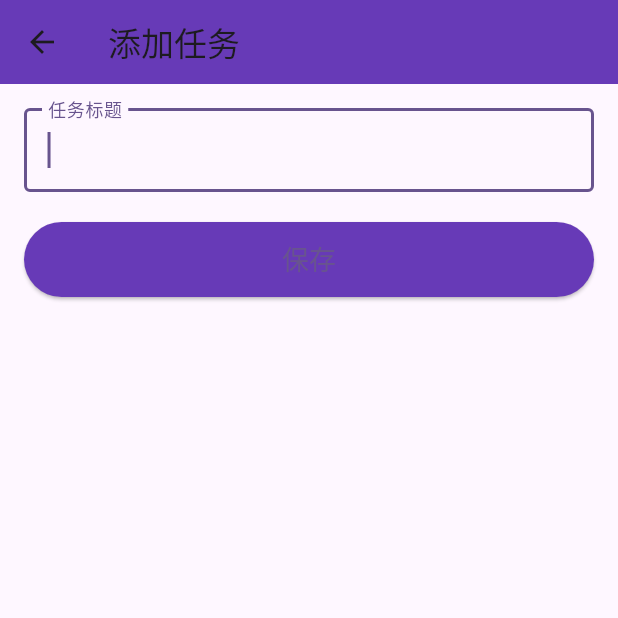
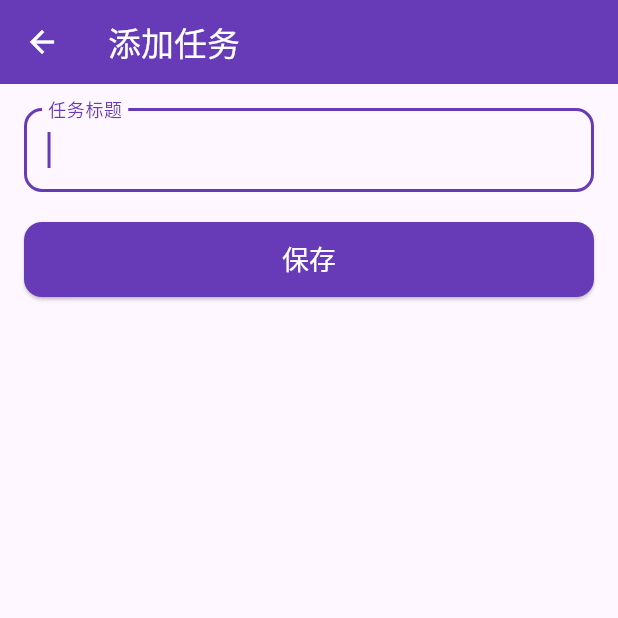
Before and after one commit to qixin1106/flutter_todo_seed_05, a Flutter app: the screen it shows after launch, after a tap on the "add" icon, on a phone screen of 412 x 824 dp, the top half of it. Run offline on Flutter 3.47's test engine with Material 3 defaults, Android fonts, the phone set to English and light mode, and no system bars; our stand-ins replace get, hive, hive_flutter; accounts and stored records are empty.

Commit message:
使用 Flutter 结合 GetX 框架对现有项目改造，以分层架构（GetView、Binding、Controller）+ 命名路由管理页面，通过独立类实现适配 iOS 明暗模式的 Material3 风格 UI，开发包含圆角卡片样式待办列表（按创建时间倒序排列）、关键词实时防抖搜索筛选、点击切换完成状态功能的待办应用，并通过 Hive 实现数据持久化。

```diff
--- /dev/null
+++ b/lib/bindings/add_task_binding.dart
@@ -0,0 +1,9 @@
+import 'package:get/get.dart';
+import '../controllers/add_task_controller.dart';
+
+class AddTaskBinding extends Bindings {
+  @override
+  void dependencies() {
+    Get.lazyPut<AddTaskController>(() => AddTaskController());
+  }
+}
--- /dev/null
+++ b/lib/bindings/task_list_binding.dart
@@ -0,0 +1,9 @@
+import 'package:get/get.dart';
+import '../controllers/task_list_controller.dart';
+
+class TaskListBinding extends Bindings {
+  @override
+  void dependencies() {
+    Get.lazyPut<TaskListController>(() => TaskListController());
+  }
+}
--- /dev/null
+++ b/lib/controllers/task_list_controller.dart
@@ -0,0 +1,51 @@
+import 'package:get/get.dart';
+import 'package:hive/hive.dart';
+import '../models/task.dart';
+import '../services/hive_service.dart';
+
+class TaskListController extends GetxController {
+  final _tasks = <Task>[].obs;
+  final _searchQuery = ''.obs;
+  final _debouncedSearchQuery = ''.obs;
+  late Box<Task> _taskBox;
+
+  List<Task> get tasks => _debouncedSearchQuery.value.isEmpty
+      ? _tasks
+      : _tasks.where((task) => task.title.toLowerCase().contains(_debouncedSearchQuery.value.toLowerCase())).toList();
+
+  @override
+  void onInit() {
+    super.onInit();
+    _taskBox = HiveService.taskBox;
+    _loadTasks();
+    _taskBox.watch().listen((event) => _loadTasks());
+
+    // 防抖机制，延迟500ms执行搜索
+    _searchQuery.listen((query) {
+      Future.delayed(const Duration(milliseconds: 500), () {
+        _debouncedSearchQuery.value = query;
+      });
+    });
+  }
+
+  void _loadTasks() {
+    _tasks.value = HiveService.getAllTasks();
+  }
+
+  void updateSearchQuery(String query) {
+    _searchQuery.value = query;
+  }
+
+  void toggleTaskCompletion(Task task) {
+    task.isCompleted = !task.isCompleted;
+    HiveService.updateTask(task);
+  }
+
+  void deleteTask(Task task) {
+    HiveService.deleteTask(task);
+  }
+
+  void navigateToAddTask() {
+    Get.toNamed('/add');
+  }
+}
--- a/lib/main.dart
+++ b/lib/main.dart
@@ -1,8 +1,12 @@
 import 'package:flutter/material.dart';
+import 'package:get/get.dart';
 import 'package:hive_flutter/hive_flutter.dart';
 import 'services/hive_service.dart';
 import 'screens/task_list_screen.dart';
 import 'screens/add_task_screen.dart';
+import 'bindings/task_list_binding.dart';
+import 'bindings/add_task_binding.dart';
+import 'theme/app_theme.dart';
 
 void main() async {
   WidgetsFlutterBinding.ensureInitialized();
@@ -15,17 +19,24 @@ class MyApp extends StatelessWidget {
 
   @override
   Widget build(BuildContext context) {
-    return MaterialApp(
+    return GetMaterialApp(
       title: 'Todo List',
-      theme: ThemeData(
-        colorScheme: ColorScheme.fromSeed(seedColor: Colors.deepPurple),
-        useMaterial3: true,
-      ),
+      theme: AppTheme.lightTheme,
+      darkTheme: AppTheme.darkTheme,
+      themeMode: ThemeMode.system,
       initialRoute: '/',
-      routes: {
-        '/': (context) => const TaskListScreen(),
-        '/add': (context) => const AddTaskScreen(),
-      },
+      getPages: [
+        GetPage(
+          name: '/',
+          page: () => const TaskListScreen(),
+          binding: TaskListBinding(),
+        ),
+        GetPage(
+          name: '/add',
+          page: () => const AddTaskScreen(),
+          binding: AddTaskBinding(),
+        ),
+      ],
     );
   }
 }
--- a/lib/models/task.dart
+++ b/lib/models/task.dart
@@ -10,5 +10,8 @@ class Task extends HiveObject {
   @HiveField(1)
   bool isCompleted;
 
-  Task({required this.title, this.isCompleted = false});
+  @HiveField(2)
+  DateTime createdAt;
+
+  Task({required this.title, this.isCompleted = false}) : createdAt = DateTime.now();
 }
--- a/lib/screens/add_task_screen.dart
+++ b/lib/screens/add_task_screen.dart
@@ -1,59 +1,41 @@
 import 'package:flutter/material.dart';
-import '../models/task.dart';
-import '../services/hive_service.dart';
+import 'package:get/get.dart';
+import '../controllers/add_task_controller.dart';
 
-class AddTaskScreen extends StatefulWidget {
+class AddTaskScreen extends GetView<AddTaskController> {
   const AddTaskScreen({super.key});
-
-  @override
-  State<AddTaskScreen> createState() => _AddTaskScreenState();
-}
-
-class _AddTaskScreenState extends State<AddTaskScreen> {
-  final _titleController = TextEditingController();
-
-  @override
-  void dispose() {
-    _titleController.dispose();
-    super.dispose();
-  }
-
-  void _saveTask() {
-    if (_titleController.text.trim().isEmpty) {
-      return;
-    }
-
-    final newTask = Task(title: _titleController.text.trim());
-    HiveService.addTask(newTask);
-    Navigator.pop(context);
-  }
 
   @override
   Widget build(BuildContext context) {
     return Scaffold(
       appBar: AppBar(
         title: const Text('添加任务'),
-        backgroundColor: Colors.deepPurple,
+        backgroundColor: Theme.of(context).colorScheme.primary,
       ),
       body: Padding(
         padding: const EdgeInsets.all(16.0),
         child: Column(
           children: [
             TextField(
-              controller: _titleController,
-              decoration: const InputDecoration(
+              onChanged: controller.onTitleChanged,
+              decoration: InputDecoration(
                 labelText: '任务标题',
-                border: OutlineInputBorder(),
+                border: OutlineInputBorder(
+                  borderRadius: BorderRadius.circular(12),
+                ),
               ),
               autofocus: true,
-              onSubmitted: (_) => _saveTask(),
+              onSubmitted: (_) => controller.saveTask(),
             ),
             const SizedBox(height: 20),
             ElevatedButton(
-              onPressed: _saveTask,
+              onPressed: controller.saveTask,
               style: ElevatedButton.styleFrom(
-                backgroundColor: Colors.deepPurple,
+                backgroundColor: Theme.of(context).colorScheme.primary,
                 minimumSize: const Size.fromHeight(50),
+                shape: RoundedRectangleBorder(
+                  borderRadius: BorderRadius.circular(12),
+                ),
               ),
               child: const Text(
                 '保存',
--- a/lib/screens/task_list_screen.dart
+++ b/lib/screens/task_list_screen.dart
@@ -1,55 +1,38 @@
 import 'package:flutter/material.dart';
-import 'package:hive_flutter/hive_flutter.dart';
+import 'package:get/get.dart';
+import '../controllers/task_list_controller.dart';
 import '../models/task.dart';
-import '../services/hive_service.dart';
 
-class TaskListScreen extends StatefulWidget {
+class TaskListScreen extends GetView<TaskListController> {
   const TaskListScreen({super.key});
-
-  @override
-  State<TaskListScreen> createState() => _TaskListScreenState();
-}
-
-class _TaskListScreenState extends State<TaskListScreen> {
-  late final ValueNotifier<List<Task>> _tasksNotifier;
-
-  @override
-  void initState() {
-    super.initState();
-    _tasksNotifier = ValueNotifier(HiveService.getAllTasks());
-    HiveService.taskBox.watch().listen((event) => _updateTasks());
-  }
-
-  @override
-  void dispose() {
-    _tasksNotifier.dispose();
-    super.dispose();
-  }
-
-  void _updateTasks() {
-    _tasksNotifier.value = HiveService.getAllTasks();
-  }
-
-  void _toggleTaskCompletion(Task task) {
-    task.isCompleted = !task.isCompleted;
-    HiveService.updateTask(task);
-  }
-
-  void _deleteTask(Task task) {
-    HiveService.deleteTask(task);
-  }
 
   @override
   Widget build(BuildContext context) {
     return Scaffold(
       appBar: AppBar(
         title: const Text('任务列表'),
-        backgroundColor: Colors.deepPurple,
+        backgroundColor: Theme.of(context).colorScheme.primary,
       ),
-      body: ValueListenableBuilder<List<Task>>(
-        valueListenable: _tasksNotifier,
-        builder: (context, tasks, child) {
-          if (tasks.isEmpty) {
+      body: Column(
+        children: [
+          // 搜索框
+          Padding(
+            padding: const EdgeInsets.all(16.0),
+            child: TextField(
+              onChanged: controller.updateSearchQuery,
+              decoration: InputDecoration(
+                hintText: '搜索任务...',
+                prefixIcon: const Icon(Icons.search),
+                border: OutlineInputBorder(
+                  borderRadius: BorderRadius.circular(12),
+                ),
+              ),
+            ),
+          ),
+          // 任务列表
+          Expanded(
+            child: Obx(() {
+              if (controller.tasks.isEmpty) {
                 return const Center(
                   child: Text(
                     '暂无任务',
@@ -59,9 +42,9 @@ class _TaskListScreenState extends State<TaskListScreen> {
               }
 
               return ListView.builder(
-            itemCount: tasks.length,
+                itemCount: controller.tasks.length,
                 itemBuilder: (context, index) {
-              final task = tasks[index];
+                  final task = controller.tasks[index];
                   return Dismissible(
                     key: Key(task.key.toString()),
                     direction: DismissDirection.endToStart,
@@ -71,13 +54,15 @@ class _TaskListScreenState extends State<TaskListScreen> {
                       padding: const EdgeInsets.only(right: 20),
                       child: const Icon(Icons.delete, color: Colors.white),
                     ),
-                onDismissed: (direction) => _deleteTask(task),
+                    onDismissed: (direction) => controller.deleteTask(task),
+                    child: Card(
+                      elevation: 4,
                       child: ListTile(
-                  onTap: () => _toggleTaskCompletion(task),
+                        onTap: () => controller.toggleTaskCompletion(task),
                         leading: Checkbox(
                           value: task.isCompleted,
-                    onChanged: (value) => _toggleTaskCompletion(task),
-                    activeColor: Colors.deepPurple,
+                          onChanged: (value) => controller.toggleTaskCompletion(task),
+                          activeColor: Theme.of(context).colorScheme.primary,
                         ),
                         title: Text(
                           task.title,
@@ -85,18 +70,25 @@ class _TaskListScreenState extends State<TaskListScreen> {
                             decoration: task.isCompleted
                                 ? TextDecoration.lineThrough
                                 : TextDecoration.none,
-                      color: task.isCompleted ? Colors.grey : Colors.black,
+                            color: task.isCompleted ? Colors.grey : Theme.of(context).colorScheme.onSurface,
+                          ),
+                        ),
+                        subtitle: Text(
+                          '创建于: ${task.createdAt.toString().substring(0, 16)}',
+                          style: const TextStyle(fontSize: 12, color: Colors.grey),
                         ),
                       ),
                     ),
                   );
                 },
               );
-        },
+            }),
+          ),
+        ],
       ),
       floatingActionButton: FloatingActionButton(
-        onPressed: () => Navigator.pushNamed(context, '/add'),
-        backgroundColor: Colors.deepPurple,
+        onPressed: controller.navigateToAddTask,
+        backgroundColor: Theme.of(context).colorScheme.primary,
         child: const Icon(Icons.add),
       ),
     );
--- a/lib/services/hive_service.dart
+++ b/lib/services/hive_service.dart
@@ -28,6 +28,8 @@ class HiveService {
   }
 
   static List<Task> getAllTasks() {
-    return _taskBox.values.toList();
+    final tasks = _taskBox.values.toList();
+    tasks.sort((a, b) => b.createdAt.compareTo(a.createdAt));
+    return tasks;
   }
 }
--- /dev/null
+++ b/lib/theme/app_theme.dart
@@ -0,0 +1,71 @@
+import 'package:flutter/material.dart';
+import 'package:get/get.dart';
+
+class AppTheme {
+  static final lightTheme = ThemeData(
+    colorScheme: ColorScheme.fromSeed(
+      seedColor: Colors.deepPurple,
+      brightness: Brightness.light,
+      primary: Colors.deepPurple,
+      secondary: Colors.deepPurpleAccent,
+      tertiary: Colors.purple,
+    ),
+    useMaterial3: true,
+    appBarTheme: const AppBarTheme(
+      backgroundColor: Colors.deepPurple,
+      foregroundColor: Colors.white,
+    ),
+    floatingActionButtonTheme: const FloatingActionButtonThemeData(
+      backgroundColor: Colors.deepPurple,
+      foregroundColor: Colors.white,
+    ),
+    elevatedButtonTheme: ElevatedButtonThemeData(
+      style: ElevatedButton.styleFrom(
+        backgroundColor: Colors.deepPurple,
+        foregroundColor: Colors.white,
+      ),
+    ),
+    cardTheme: CardTheme(
+      elevation: 4,
+      shape: RoundedRectangleBorder(
+        borderRadius: BorderRadius.circular(12),
+      ),
+      margin: const EdgeInsets.symmetric(horizontal: 16, vertical: 8),
+    ),
+  );
+
+  static final darkTheme = ThemeData(
+    colorScheme: ColorScheme.fromSeed(
+      seedColor: Colors.deepPurple,
+      brightness: Brightness.dark,
+      primary: Colors.deepPurple,
+      secondary: Colors.deepPurpleAccent,
+      tertiary: Colors.purple,
+    ),
+    useMaterial3: true,
+    appBarTheme: const AppBarTheme(
+      backgroundColor: Colors.deepPurple,
+      foregroundColor: Colors.white,
+    ),
+    floatingActionButtonTheme: const FloatingActionButtonThemeData(
+      backgroundColor: Colors.deepPurple,
+      foregroundColor: Colors.white,
+    ),
+    elevatedButtonTheme: ElevatedButtonThemeData(
+      style: ElevatedButton.styleFrom(
+        backgroundColor: Colors.deepPurple,
+        foregroundColor: Colors.white,
+      ),
+    ),
+    cardTheme: CardTheme(
+      elevation: 4,
+      shape: RoundedRectangleBorder(
+        borderRadius: BorderRadius.circular(12),
+      ),
+      margin: const EdgeInsets.symmetric(horizontal: 16, vertical: 8),
+      color: Colors.grey[850],
+    ),
+  );
+
+  static ThemeData get currentTheme => Get.isDarkMode ? darkTheme : lightTheme;
+}
--- a/pubspec.yaml
+++ b/pubspec.yaml
@@ -38,6 +38,7 @@ dependencies:
   hive_flutter: ^1.1.0
   path_provider: ^2.1.2
   path: ^1.8.3
+  get: ^4.6.6
 
 dev_dependencies:
   flutter_test:
```
Also changed, not shown: lib/controllers/add_task_controller.dart (added, +21 -0 lines), lib/models/task.g.dart, pubspec.lock. Lines whose indentation alone changed are shown as unchanged.
